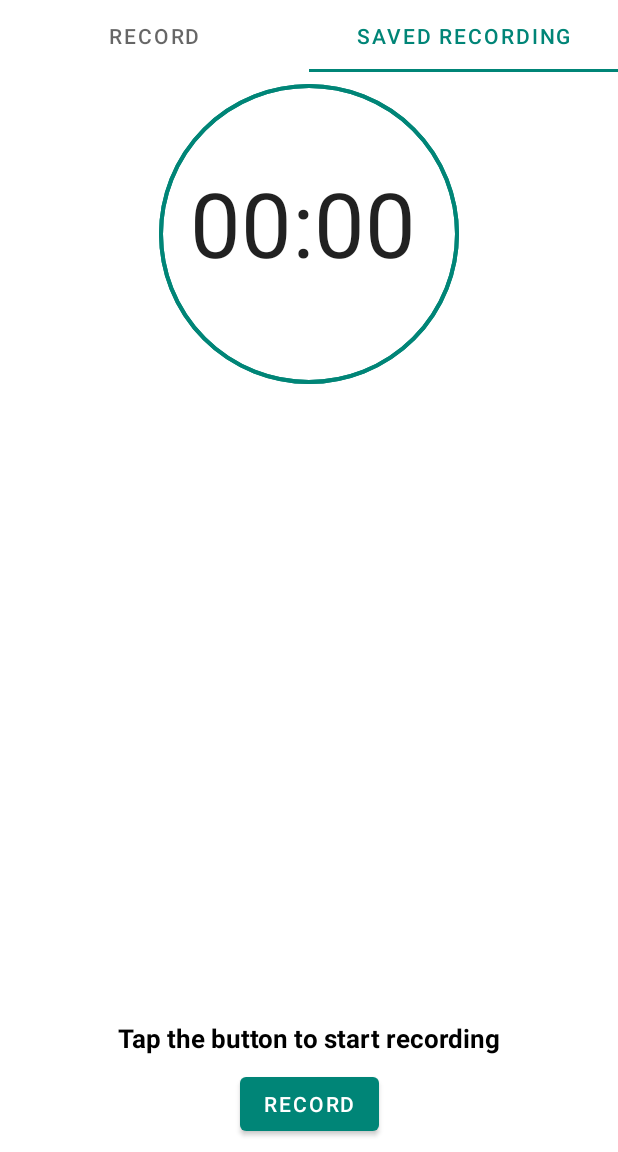
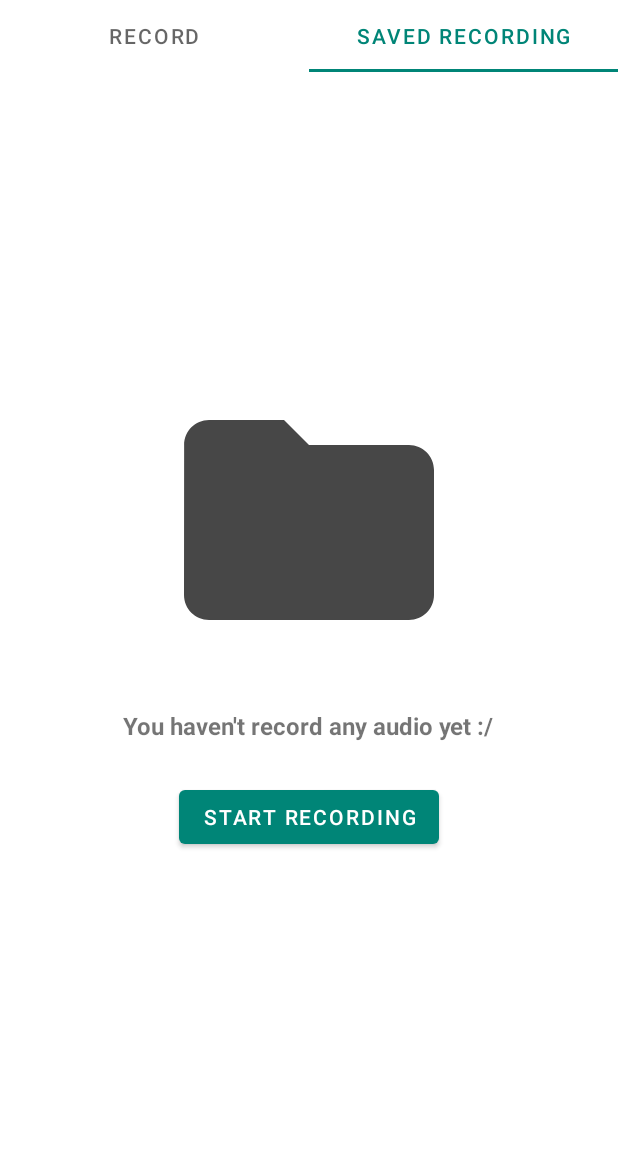
Before and after one commit to MiguelCrespo/SoundRecorderV2, an Android app: the screen it shows after launch (MainActivity), tab 2 chosen, on a phone screen of 412 x 824 dp, the part 84-1236 px from its top. Run offline under Robolectric (Android 15) with nearby library versions, the phone set to English and light mode, and no system bars.

Commit message:
Creating the saved recording fragment

```diff
--- a/app/src/main/java/adapters/MainPagerAdapter.kt
+++ b/app/src/main/java/adapters/MainPagerAdapter.kt
@@ -4,12 +4,14 @@ import androidx.fragment.app.Fragment
 import androidx.fragment.app.FragmentManager
 import androidx.fragment.app.FragmentPagerAdapter
 import fragments.RecordTabFragment
+import fragments.SavedRecordsFragment
 
 class MainPagerAdapter(fm: FragmentManager) : FragmentPagerAdapter(fm) {
     override fun getItem(position: Int): Fragment {
 
         return when(position) {
             0 -> RecordTabFragment.newInstance()
+            1 -> SavedRecordsFragment.newInstance()
             else -> RecordTabFragment.newInstance()
         }
     }
--- a/app/src/main/java/fragments/RecordTabFragment.kt
+++ b/app/src/main/java/fragments/RecordTabFragment.kt
@@ -10,10 +10,7 @@ import android.os.Bundle
 import android.os.Environment
 import android.os.SystemClock
 import android.util.Log
-import android.view.LayoutInflater
-import android.view.View
-import android.view.ViewGroup
-import android.view.WindowManager
+import android.view.*
 import android.widget.Toast
 import androidx.core.content.ContextCompat
 import androidx.fragment.app.Fragment
@@ -63,6 +60,8 @@ class RecordTabFragment : Fragment() {
     }
 
     private fun startRecording() {
+        val intent = Intent(activity, RecordService::class.java)
+
         if (!isRecording) {
             chronometer_record_fragment_chronometer.base = SystemClock.elapsedRealtime()
             chronometer_record_fragment_chronometer.start()
@@ -70,8 +69,6 @@ class RecordTabFragment : Fragment() {
             textView_record_fragment_bottom_status.text = "Recording..."
 
             button_record_fragment_record.text = "Stop"
-
-            val intent = Intent(activity, RecordService::class.java)
 
             activity?.startService(intent)
             activity?.window?.addFlags(WindowManager.LayoutParams.FLAG_KEEP_SCREEN_ON)
@@ -84,6 +81,9 @@ class RecordTabFragment : Fragment() {
             textView_record_fragment_bottom_status.text = "Tap the button to start recording"
 
             button_record_fragment_record.text = "Record"
+
+            activity?.stopService(intent)
+            activity?.window?.clearFlags(WindowManager.LayoutParams.FLAG_KEEP_SCREEN_ON)
         }
 
         isRecording = !isRecording
--- /dev/null
+++ b/app/src/main/java/fragments/SavedRecordsFragment.kt
@@ -0,0 +1,99 @@
+package fragments
+
+import android.content.Context
+import android.net.Uri
+import android.os.Bundle
+import android.os.Environment
+import android.util.Log
+import android.view.LayoutInflater
+import android.view.View
+import android.view.ViewGroup
+import androidx.fragment.app.Fragment
+
+import co.happydevelopers.soundrecorderv2.R
+import kotlinx.android.synthetic.main.fragment_saved_records.view.*
+import java.io.File
+
+/**
+ * A simple [Fragment] subclass.
+ * Activities that contain this fragment must implement the
+ * [SavedRecordsFragment.OnFragmentInteractionListener] interface
+ * to handle interaction events.
+ * Use the [SavedRecordsFragment.newInstance] factory method to
+ * create an instance of this fragment.
+ *
+ */
+class SavedRecordsFragment : Fragment() {
+    // TODO: Rename and change types of parameters
+    private var param1: String? = null
+    private var param2: String? = null
+    private var listener: OnFragmentInteractionListener? = null
+
+    override fun onCreate(savedInstanceState: Bundle?) {
+        super.onCreate(savedInstanceState)
+    }
+
+    override fun onCreateView(inflater: LayoutInflater, container: ViewGroup?,
+                              savedInstanceState: Bundle?): View? {
+        val v = inflater.inflate(R.layout.fragment_saved_records, container, false)
+        // Inflate the layout for this fragment
+
+        readFiles()
+
+        //v.linearLayout_saved_records_empty_state_container.visibility = View.GONE
+        return v
+    }
+
+    private fun readFiles() {
+        File(AUDIO_PATH).walk().forEach {
+            Log.d(LOG_TAG, it.name)
+        }
+    }
+
+    override fun onAttach(context: Context) {
+        super.onAttach(context)
+        /*if (context is OnFragmentInteractionListener) {
+            listener = context
+        } else {
+            throw RuntimeException(context.toString() + " must implement OnFragmentInteractionListener")
+        }*/
+    }
+
+    override fun onDetach() {
+        super.onDetach()
+        listener = null
+    }
+
+    /**
+     * This interface must be implemented by activities that contain this
+     * fragment to allow an interaction in this fragment to be communicated
+     * to the activity and potentially other fragments contained in that
+     * activity.
+     *
+     *
+     * See the Android Training lesson [Communicating with Other Fragments]
+     * (http://developer.android.com/training/basics/fragments/communicating.html)
+     * for more information.
+     */
+    interface OnFragmentInteractionListener {
+        // TODO: Update argument type and name
+        fun onFragmentInteraction(uri: Uri)
+    }
+
+    companion object {
+        /**
+         * Use this factory method to create a new instance of
+         * this fragment using the provided parameters.
+         *
+         * @return A new instance of fragment SavedRecordsFragment.
+         */
+
+        val LOG_TAG = SavedRecordsFragment::class.java.simpleName
+
+        val AUDIO_PATH = Environment.getExternalStorageDirectory().absolutePath + "/com.happydevelopers.soundRecorderV2/"
+
+        @JvmStatic
+        fun newInstance() =
+                SavedRecordsFragment()
+    }
+}
--- a/app/src/main/java/services/RecordService.kt
+++ b/app/src/main/java/services/RecordService.kt
@@ -7,6 +7,7 @@ import android.os.Environment
 import android.os.IBinder
 import android.os.SystemClock
 import android.util.Log
+import android.widget.Toast
 import kotlinx.android.synthetic.main.fragment_record_tab.*
 import java.io.File
 import java.io.IOException
@@ -22,6 +23,7 @@ import java.util.*
 class RecordService : Service() {
     private val mediaRecorder: MediaRecorder = MediaRecorder()
     private var file: File? = null
+    private var fileName: String? = ""
 
     override fun onBind(intent: Intent?): IBinder? {
         return null
@@ -41,20 +43,16 @@ class RecordService : Service() {
 
     private fun startRecording() {
         // Just testing what happens if I start to record an audio in the fragment and without permission
+        if (isExternalStorageWritable()) {
+            val mainDir = File(Environment.getExternalStorageDirectory().absolutePath + "/com.happydevelopers.soundRecorderV2/")
 
-        //File(Environment.getExternalStorageDirectory().absolutePath + "/soundrecorderv2/")
-        if(isExternalStorageWritable()){
+            if (!mainDir.exists()) {
+                mainDir.mkdir()
+            }
 
-            //val something  = Environment.getExternalStoragePublicDirectory()
+            fileName = Environment.getExternalStorageDirectory().absolutePath + "/com.happydevelopers.soundRecorderV2/" + generateFileName() + ".mp4"
 
-            val fileName = generateFileName() + ".mp4"
-
-            file = File(Environment.getExternalStorageDirectory().absolutePath + "/elmigue/", fileName)
-
-            //file.createNewFile()
-
-
-            Log.d(LOG_TAG, "Saving file to " + fileName)
+            file = File(fileName)
 
             mediaRecorder.setAudioChannels(1)
             mediaRecorder.setAudioSource(MediaRecorder.AudioSource.MIC)
@@ -69,20 +67,17 @@ class RecordService : Service() {
             } catch (e: IOException) {
                 Log.e("ERROR", "prepare() failed")
             }
-        }else{
+        } else {
             Log.d(LOG_TAG, "There is a problem with the MEDIA")
         }
-
-
     }
 
     private fun stopRecording() {
         mediaRecorder.stop()
         mediaRecorder.release()
 
-        /*file?.let {
-            file?.delete()
-        }*/
+        Toast.makeText(applicationContext, "File saved in $fileName", Toast.LENGTH_LONG).show()
+        fileName = ""
     }
 
     /* Checks if external storage is available for read and write */
@@ -99,7 +94,7 @@ class RecordService : Service() {
     private fun generateFileName(): String {
         val today = Calendar.getInstance()
 
-        return "sound_record" + SimpleDateFormat("d_M_Y", Locale.US).format(today.time)
+        return "record_" + SimpleDateFormat("d_M_Y", Locale.US).format(today.time) + '_' + SimpleDateFormat("HH_mm_ss", Locale.US).format(today.time)
     }
 
     companion object {
--- /dev/null
+++ b/app/src/main/res/drawable/ic_folder_gray.xml
@@ -0,0 +1,5 @@
+<vector android:height="24dp" android:tint="#474747"
+    android:viewportHeight="24.0" android:viewportWidth="24.0"
+    android:width="24dp" xmlns:android="http://schemas.android.com/apk/res/android">
+    <path android:fillColor="#FF000000" android:pathData="M10,4H4c-1.1,0 -1.99,0.9 -1.99,2L2,18c0,1.1 0.9,2 2,2h16c1.1,0 2,-0.9 2,-2V8c0,-1.1 -0.9,-2 -2,-2h-8l-2,-2z"/>
+</vector>
--- /dev/null
+++ b/app/src/main/res/layout/fragment_saved_records.xml
@@ -0,0 +1,38 @@
+<LinearLayout xmlns:android="http://schemas.android.com/apk/res/android"
+    xmlns:app="http://schemas.android.com/apk/res-auto"
+    xmlns:tools="http://schemas.android.com/tools"
+    android:layout_width="match_parent"
+    android:layout_height="match_parent"
+    android:orientation="vertical"
+    tools:context="fragments.SavedRecordsFragment">
+
+
+    <LinearLayout
+        android:id="@+id/linearLayout_saved_records_empty_state_container"
+        android:layout_width="match_parent"
+        android:layout_height="match_parent"
+        android:gravity="center"
+        android:orientation="vertical">
+
+        <ImageView
+            android:id="@+id/imageView"
+            android:layout_width="600dp"
+            android:layout_height="200dp"
+            android:layout_marginBottom="26dp"
+            android:src="@drawable/ic_folder_gray" />
+
+        <TextView
+            android:layout_width="wrap_content"
+            android:layout_height="wrap_content"
+            android:layout_marginBottom="26dp"
+            android:textSize="16sp"
+            android:textStyle="bold"
+            android:text="You haven't record any audio yet :/" />
+
+        <Button
+            android:layout_width="wrap_content"
+            android:layout_height="wrap_content"
+            android:text="Start recording" />
+    </LinearLayout>
+
+</LinearLayout>
```
